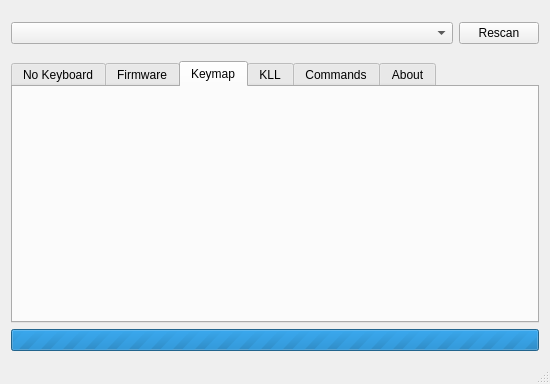
This is mainwindow.ui in pok3r-custom/Pok3rConf as Qt 5 draws it before an edit. The edited form follows.
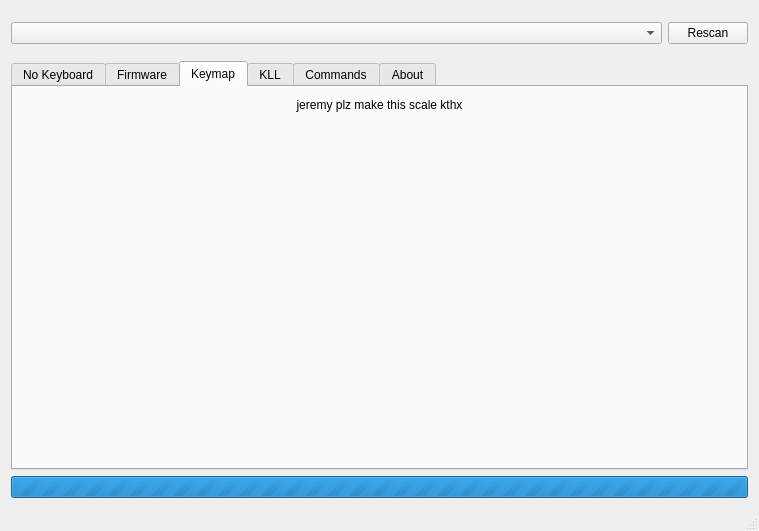
This is the edited form.

Commit message: keymap widget resizing issues

```diff
--- a/mainwindow.ui
+++ b/mainwindow.ui
@@ -6,8 +6,8 @@
    <rect>
     <x>0</x>
     <y>0</y>
-    <width>550</width>
-    <height>384</height>
+    <width>759</width>
+    <height>531</height>
    </rect>
   </property>
   <property name="windowTitle">
@@ -206,10 +206,41 @@
        </attribute>
        <layout class="QVBoxLayout" name="verticalLayout_4">
         <item>
+         <widget class="QLabel" name="label">
+          <property name="sizePolicy">
+           <sizepolicy hsizetype="Preferred" vsizetype="Fixed">
+            <horstretch>0</horstretch>
+            <verstretch>0</verstretch>
+           </sizepolicy>
+          </property>
+          <property name="text">
+           <string>jeremy plz make this scale kthx</string>
+          </property>
+          <property name="alignment">
+           <set>Qt::AlignCenter</set>
+          </property>
+         </widget>
+        </item>
+        <item>
+         <widget class="QWidget" name="keymapContainer" native="true">
+          <layout class="QVBoxLayout" name="verticalLayout_7">
+           <property name="leftMargin">
+            <number>0</number>
+           </property>
+           <property name="topMargin">
+            <number>0</number>
+           </property>
+           <property name="rightMargin">
+            <number>0</number>
+           </property>
+           <property name="bottomMargin">
+            <number>0</number>
+           </property>
+           <item>
          <widget class="QWidget" name="keymap" native="true">
           <layout class="QGridLayout" name="gridLayout_4" rowstretch="0" columnstretch="0">
            <property name="sizeConstraint">
-            <enum>QLayout::SetDefaultConstraint</enum>
+               <enum>QLayout::SetFixedSize</enum>
            </property>
            <property name="leftMargin">
             <number>0</number>
@@ -224,8 +255,11 @@
             <number>0</number>
            </property>
            <property name="spacing">
-            <number>4</number>
-           </property>
+               <number>0</number>
+              </property>
+             </layout>
+            </widget>
+           </item>
           </layout>
          </widget>
         </item>
```
Left out of the diff: 2 changed lines with no effect on the pictures. Lines whose indentation alone changed are shown as unchanged. The commit also changes 4 other files.
